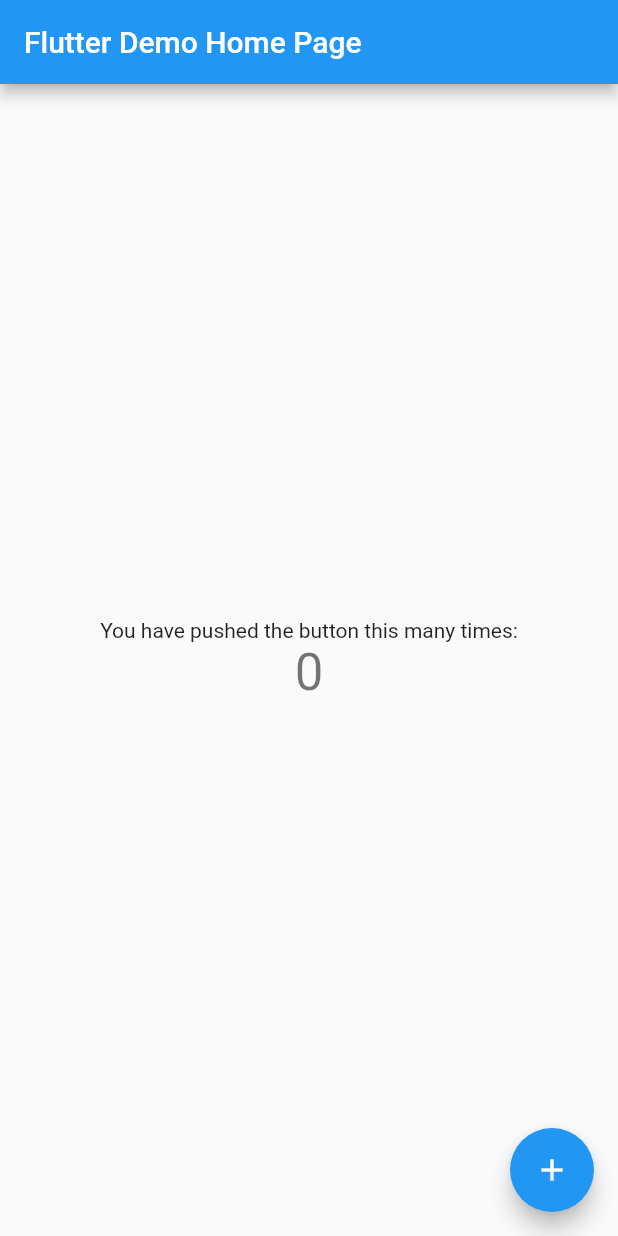
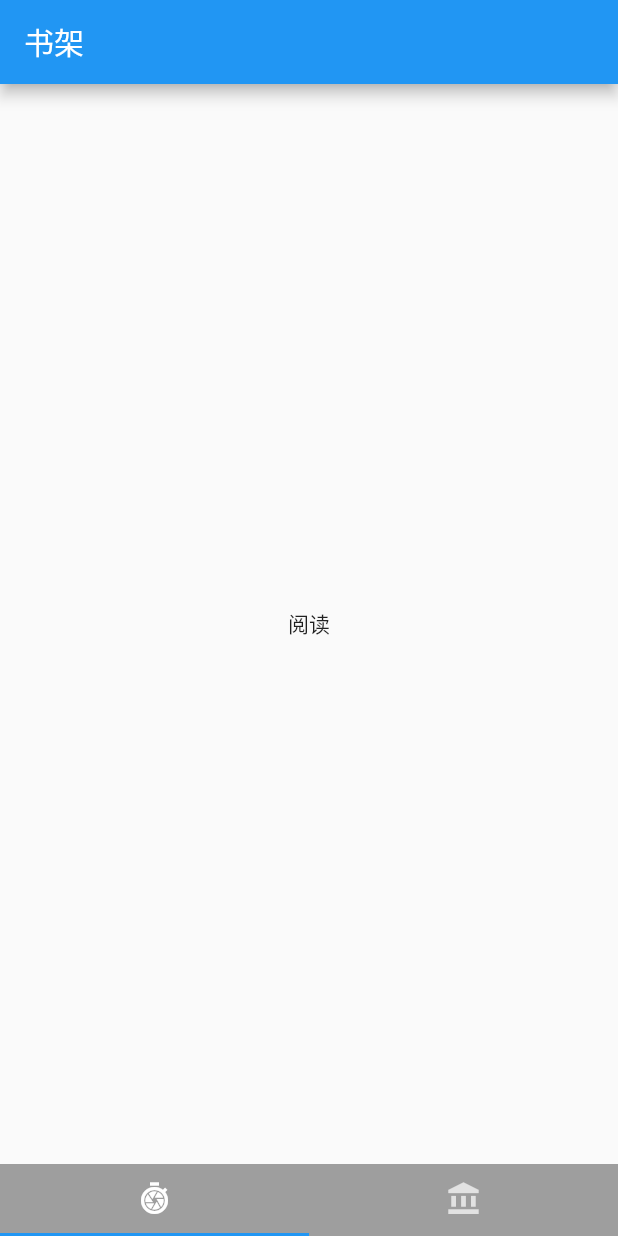
Before and after one commit to py-novel/client_mobile_flutter, a Flutter app: the screen it shows after launch, on a phone screen of 412 x 824 dp. Run offline on Flutter 3.47's test engine with Material 2 defaults, Android fonts, the phone set to English and light mode, and no system bars.

Commit message:
feat: 新建页面文件

```diff
--- a/lib/main.dart
+++ b/lib/main.dart
@@ -1,23 +1,15 @@
 import 'package:flutter/material.dart';
+import './pages/shelf.dart';
+import './pages/classify.dart';
 
 void main() => runApp(MyApp());
 
 class MyApp extends StatelessWidget {
-  // This widget is the root of your application.
   @override
   Widget build(BuildContext context) {
     return MaterialApp(
-      title: 'Flutter Demo',
+      title: '公羊阅读',
       theme: ThemeData(
-        // This is the theme of your application.
-        //
-        // Try running your application with "flutter run". You'll see the
-        // application has a blue toolbar. Then, without quitting the app, try
-        // changing the primarySwatch below to Colors.green and then invoke
-        // "hot reload" (press "r" in the console where you ran "flutter run",
-        // or simply save your changes to "hot reload" in a Flutter IDE).
-        // Notice that the counter didn't reset back to zero; the application
-        // is not restarted.
         primarySwatch: Colors.blue,
       ),
       home: MyHomePage(title: 'Flutter Demo Home Page'),
@@ -28,84 +20,45 @@ class MyApp extends StatelessWidget {
 class MyHomePage extends StatefulWidget {
   MyHomePage({Key key, this.title}) : super(key: key);
 
-  // This widget is the home page of your application. It is stateful, meaning
-  // that it has a State object (defined below) that contains fields that affect
-  // how it looks.
-
-  // This class is the configuration for the state. It holds the values (in this
-  // case the title) provided by the parent (in this case the App widget) and
-  // used by the build method of the State. Fields in a Widget subclass are
-  // always marked "final".
-
   final String title;
 
   @override
   _MyHomePageState createState() => _MyHomePageState();
 }
 
-class _MyHomePageState extends State<MyHomePage> {
-  int _counter = 0;
+class _MyHomePageState extends State<MyHomePage> with SingleTickerProviderStateMixin {
+  TabController controller;
 
-  void _incrementCounter() {
-    setState(() {
-      // This call to setState tells the Flutter framework that something has
-      // changed in this State, which causes it to rerun the build method below
-      // so that the display can reflect the updated values. If we changed
-      // _counter without calling setState(), then the build method would not be
-      // called again, and so nothing would appear to happen.
-      _counter++;
-    });
+  @override
+  void initState() {
+    controller = TabController(length: 2, vsync: this);
+    super.initState();
+  }
+
+  @override
+  void dispose() {
+    controller.dispose();
+    super.dispose();
   }
 
   @override
   Widget build(BuildContext context) {
-    // This method is rerun every time setState is called, for instance as done
-    // by the _incrementCounter method above.
-    //
-    // The Flutter framework has been optimized to make rerunning build methods
-    // fast, so that you can just rebuild anything that needs updating rather
-    // than having to individually change instances of widgets.
     return Scaffold(
-      appBar: AppBar(
-        // Here we take the value from the MyHomePage object that was created by
-        // the App.build method, and use it to set our appbar title.
-        title: Text(widget.title),
+      body: TabBarView(
+        controller: controller,
+        children: [Shelf(), Classify()]
       ),
-      body: Center(
-        // Center is a layout widget. It takes a single child and positions it
-        // in the middle of the parent.
-        child: Column(
-          // Column is also a layout widget. It takes a list of children and
-          // arranges them vertically. By default, it sizes itself to fit its
-          // children horizontally, and tries to be as tall as its parent.
-          //
-          // Invoke "debug painting" (press "p" in the console, choose the
-          // "Toggle Debug Paint" action from the Flutter Inspector in Android
-          // Studio, or the "Toggle Debug Paint" command in Visual Studio Code)
-          // to see the wireframe for each widget.
-          //
-          // Column has various properties to control how it sizes itself and
-          // how it positions its children. Here we use mainAxisAlignment to
-          // center the children vertically; the main axis here is the vertical
-          // axis because Columns are vertical (the cross axis would be
-          // horizontal).
-          mainAxisAlignment: MainAxisAlignment.center,
-          children: <Widget>[
-            Text(
-              'You have pushed the button this many times:',
-            ),
-            Text(
-              '$_counter',
-              style: Theme.of(context).textTheme.display1,
-            ),
-          ],
-        ),
+      bottomNavigationBar: Material(
+        color: Colors.grey,
+        child: TabBar(controller: controller, tabs: [
+          Tab(
+            icon: Icon(Icons.shutter_speed),
+          ),
+          Tab(
+            icon: Icon(Icons.account_balance),
+          ),
+        ]),
       ),
-      floatingActionButton: FloatingActionButton(
-        onPressed: _incrementCounter,
-        tooltip: 'Increment',
-        child: Icon(Icons.add),
-      ), // This trailing comma makes auto-formatting nicer for build methods.
     );
   }
 }
--- /dev/null
+++ b/lib/pages/shelf.dart
@@ -0,0 +1,25 @@
+import 'package:flutter/material.dart';
+
+class Shelf extends StatefulWidget {
+  @override
+  State createState() => _ShelfState();
+}
+
+class _ShelfState extends State<Shelf> {
+  @override
+  Widget build (BuildContext context) {
+    return Scaffold(
+      appBar: AppBar(
+        title: Text('书架'),
+      ),
+      body: Center(
+        child: FlatButton(
+          child: Text('阅读'),
+          onPressed: () {
+            print('跳转到阅读页面');
+          },
+        ),
+      ),
+    );
+  }
+}
--- a/pubspec.yaml
+++ b/pubspec.yaml
@@ -41,8 +41,8 @@ flutter:
   uses-material-design: true
 
   # To add assets to your application, add an assets section, like this:
-  # assets:
-  #  - images/a_dot_burr.jpeg
+  assets:
+    - lib/images/cover.png
   #  - images/a_dot_ham.jpeg
 
   # An image asset can refer to one or more resolution-specific "variants", see
```
Also changed, not shown: lib/pages/classify.dart (added, +27 -0 lines), lib/pages/intro.dart (added, +18 -0 lines), lib/pages/read.dart (added, +18 -0 lines), lib/pages/search.dart (added, +18 -0 lines), lib/images/cover.png (added), pubspec.lock.
